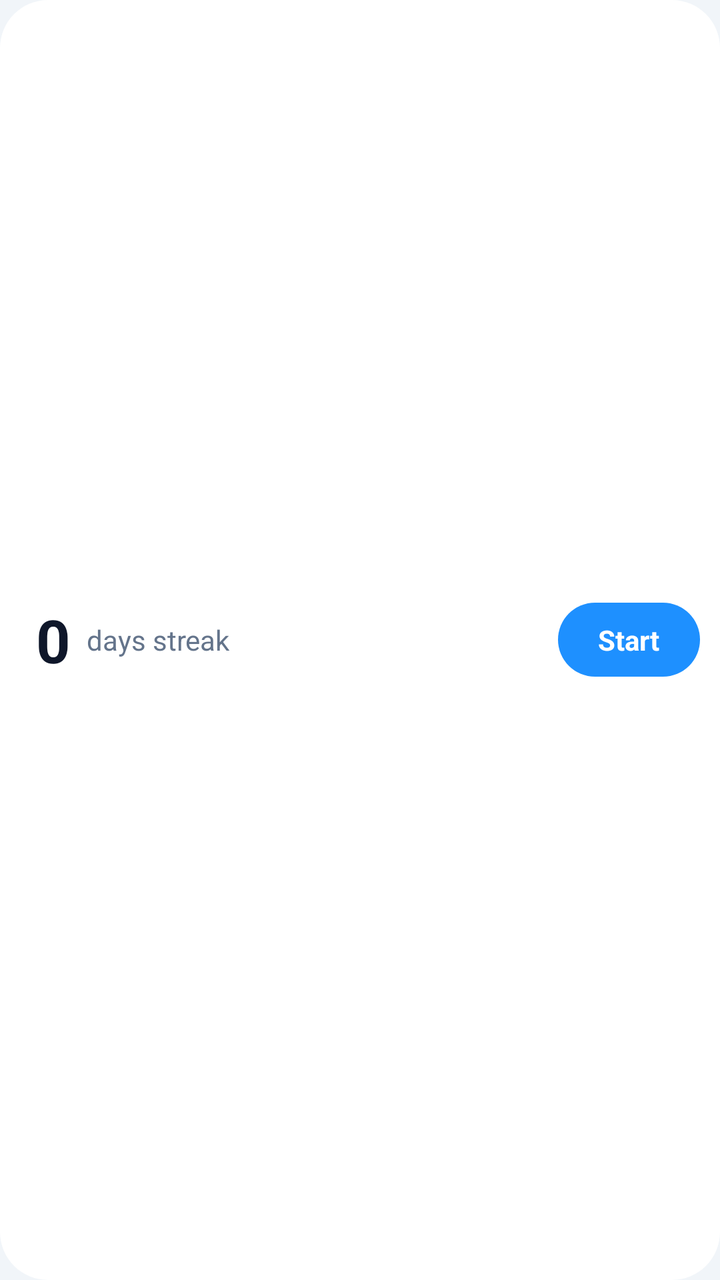
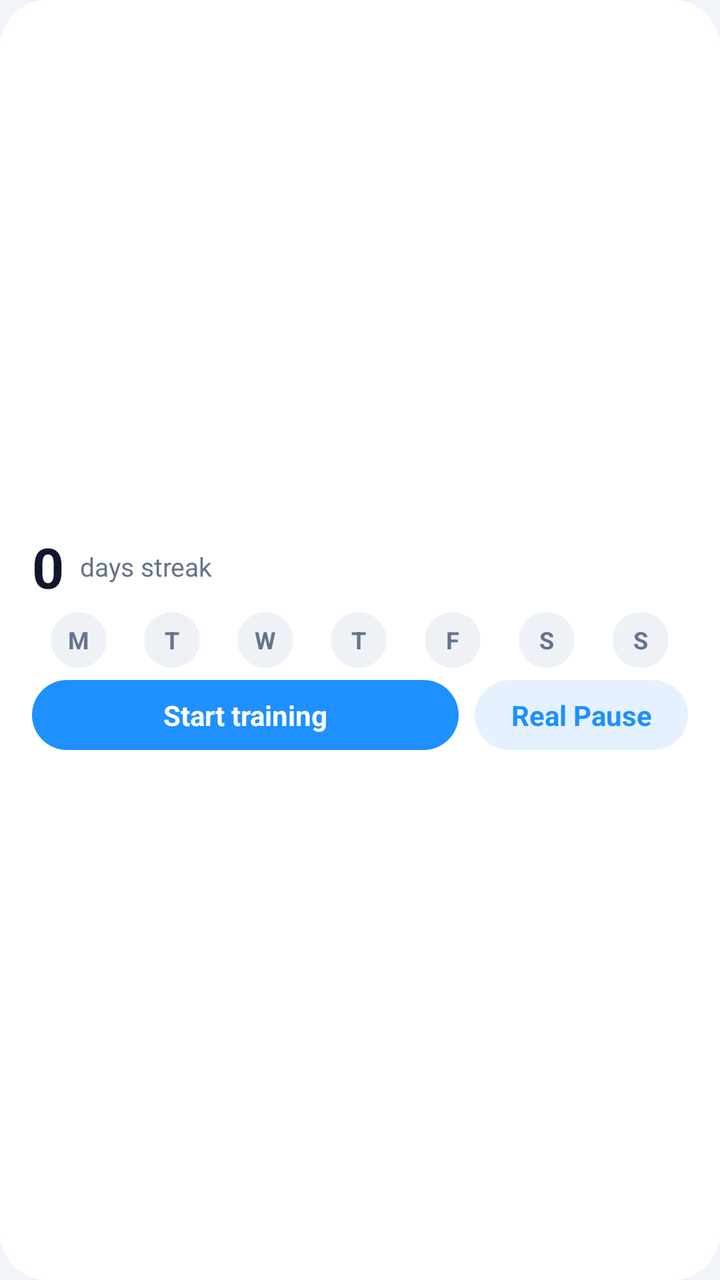

Before-and-after screenshots of an Android layout around one commit, followed by the original layout XML and the change that was made.
<!-- AndroidManifest.xml: application theme AppTheme -->
<!-- res/layout/widget_streak.xml -->
<?xml version="1.0" encoding="utf-8"?>
<LinearLayout xmlns:android="http://schemas.android.com/apk/res/android"
    android:id="@+id/w_root"
    android:layout_width="match_parent"
    android:layout_height="match_parent"
    android:background="@drawable/widget_bg"
    android:gravity="center_vertical"
    android:orientation="horizontal"
    android:paddingStart="18dp"
    android:paddingEnd="10dp"
    android:paddingTop="8dp"
    android:paddingBottom="8dp">

    <TextView
        android:id="@+id/w_streak"
        android:layout_width="wrap_content"
        android:layout_height="wrap_content"
        android:text="0"
        android:textColor="@color/widget_text"
        android:textSize="30sp"
        android:textStyle="bold" />

    <TextView
        android:id="@+id/w_label"
        android:layout_width="wrap_content"
        android:layout_height="wrap_content"
        android:layout_marginStart="8dp"
        android:text="days streak"
        android:textColor="@color/widget_muted"
        android:textSize="14sp" />

    <FrameLayout
        android:layout_width="0dp"
        android:layout_height="1dp"
        android:layout_weight="1" />

    <TextView
        android:id="@+id/w_start"
        android:layout_width="wrap_content"
        android:layout_height="wrap_content"
        android:background="@drawable/widget_btn"
        android:gravity="center"
        android:paddingStart="20dp"
        android:paddingEnd="20dp"
        android:paddingTop="9dp"
        android:paddingBottom="9dp"
        android:maxLines="1"
        android:text="Start"
        android:textColor="#FFFFFF"
        android:textSize="14sp"
        android:textStyle="bold" />
</LinearLayout>
<!-- resources referenced by this layout -->
<resources>
  <color name="widget_muted">#64748B</color>
  <color name="widget_text">#0F172A</color>
  <!-- drawable widget_bg (drawable) -->
  <?xml version="1.0" encoding="utf-8"?>
  <shape xmlns:android="http://schemas.android.com/apk/res/android" android:shape="rectangle">
      <solid android:color="@color/widget_bg" />
      <corners android:radius="24dp" />
  </shape>
  <!-- drawable widget_btn (drawable) -->
  <?xml version="1.0" encoding="utf-8"?>
  <shape xmlns:android="http://schemas.android.com/apk/res/android" android:shape="rectangle">
      <solid android:color="#1E90FF" />
      <corners android:radius="20dp" />
  </shape>
  <style name="AppTheme" parent="Theme.AppCompat.Light.NoActionBar">
          <item name="colorPrimary">#1E90FF</item>
          <item name="colorPrimaryDark">#1E90FF</item>
          <item name="colorAccent">#1E90FF</item>
          <item name="android:windowBackground">@drawable/launch_bg</item>
          <item name="android:statusBarColor">#F1F5F9</item>
          <item name="android:windowLightStatusBar">true</item>
          
          <item name="android:windowAnimationStyle">@null</item>
      </style>
  <color name="widget_bg">#FFFFFF</color>
  <!-- drawable launch_bg (drawable) -->
  <?xml version="1.0" encoding="utf-8"?>
  <layer-list xmlns:android="http://schemas.android.com/apk/res/android">
      <item>
          <shape android:shape="rectangle">
              <solid android:color="#F1F5F9" />
          </shape>
      </item>
      <item
          android:width="112dp"
          android:height="112dp"
          android:gravity="center">
          <bitmap
              android:gravity="fill"
              android:src="@drawable/splash_tile" />
      </item>
  </layer-list>
  <!-- drawable splash_tile: png bitmap (drawable-nodpi, 40122 bytes) -->
</resources>

<!-- the commit's change to res/layout/widget_streak.xml (unified diff, before → after) -->
@@ -5,48 +5,219 @@
     android:layout_height="match_parent"
     android:background="@drawable/widget_bg"
     android:gravity="center_vertical"
-    android:orientation="horizontal"
-    android:paddingStart="18dp"
-    android:paddingEnd="10dp"
+    android:orientation="vertical"
+    android:paddingStart="16dp"
+    android:paddingEnd="16dp"
     android:paddingTop="8dp"
     android:paddingBottom="8dp">
 
-    <TextView
-        android:id="@+id/w_streak"
-        android:layout_width="wrap_content"
+    <LinearLayout
+        android:layout_width="match_parent"
         android:layout_height="wrap_content"
-        android:text="0"
-        android:textColor="@color/widget_text"
-        android:textSize="30sp"
-        android:textStyle="bold" />
-
-    <TextView
-        android:id="@+id/w_label"
-        android:layout_width="wrap_content"
+        android:gravity="center_vertical"
+        android:orientation="horizontal">
+
+        <TextView
+            android:id="@+id/w_streak"
+            android:layout_width="wrap_content"
+            android:layout_height="wrap_content"
+            android:text="0"
+            android:textColor="@color/widget_text"
+            android:textSize="28sp"
+            android:textStyle="bold" />
+
+        <TextView
+            android:id="@+id/w_label"
+            android:layout_width="wrap_content"
+            android:layout_height="wrap_content"
+            android:layout_marginStart="8dp"
+            android:text="days streak"
+            android:textColor="@color/widget_muted"
+            android:textSize="13sp" />
+
+        <FrameLayout
+            android:layout_width="0dp"
+            android:layout_height="1dp"
+            android:layout_weight="1" />
+
+        <TextView
+            android:id="@+id/w_status"
+            android:layout_width="wrap_content"
+            android:layout_height="wrap_content"
+            android:maxLines="1"
+            android:text=""
+            android:textColor="@color/widget_muted"
+            android:textSize="12sp" />
+    </LinearLayout>
+
+    <LinearLayout
+        android:layout_width="match_parent"
         android:layout_height="wrap_content"
-        android:layout_marginStart="8dp"
-        android:text="days streak"
-        android:textColor="@color/widget_muted"
-        android:textSize="14sp" />
-
-    <FrameLayout
-        android:layout_width="0dp"
-        android:layout_height="1dp"
-        android:layout_weight="1" />
-
-    <TextView
-        android:id="@+id/w_start"
-        android:layout_width="wrap_content"
+        android:layout_marginTop="4dp"
+        android:orientation="horizontal">
+
+        <LinearLayout
+            android:layout_width="0dp"
+            android:layout_height="wrap_content"
+            android:layout_weight="1"
+            android:gravity="center">
+
+            <TextView
+                android:id="@+id/w_d0"
+                android:layout_width="28dp"
+                android:layout_height="28dp"
+                android:background="@drawable/widget_day_off"
+                android:gravity="center"
+                android:text="M"
+                android:textColor="@color/widget_muted"
+                android:textSize="12sp"
+                android:textStyle="bold" />
+        </LinearLayout>
+
+        <LinearLayout
+            android:layout_width="0dp"
+            android:layout_height="wrap_content"
+            android:layout_weight="1"
+            android:gravity="center">
+
+            <TextView
+                android:id="@+id/w_d1"
+                android:layout_width="28dp"
+                android:layout_height="28dp"
+                android:background="@drawable/widget_day_off"
+                android:gravity="center"
+                android:text="T"
+                android:textColor="@color/widget_muted"
+                android:textSize="12sp"
+                android:textStyle="bold" />
+        </LinearLayout>
+
+        <LinearLayout
+            android:layout_width="0dp"
+            android:layout_height="wrap_content"
+            android:layout_weight="1"
+            android:gravity="center">
+
+            <TextView
+                android:id="@+id/w_d2"
+                android:layout_width="28dp"
+                android:layout_height="28dp"
+                android:background="@drawable/widget_day_off"
+                android:gravity="center"
+                android:text="W"
+                android:textColor="@color/widget_muted"
+                android:textSize="12sp"
+                android:textStyle="bold" />
+        </LinearLayout>
+
+        <LinearLayout
+            android:layout_width="0dp"
+            android:layout_height="wrap_content"
+            android:layout_weight="1"
+            android:gravity="center">
+
+            <TextView
+                android:id="@+id/w_d3"
+                android:layout_width="28dp"
+                android:layout_height="28dp"
+                android:background="@drawable/widget_day_off"
+                android:gravity="center"
+                android:text="T"
+                android:textColor="@color/widget_muted"
+                android:textSize="12sp"
+                android:textStyle="bold" />
+        </LinearLayout>
+
+        <LinearLayout
+            android:layout_width="0dp"
+            android:layout_height="wrap_content"
+            android:layout_weight="1"
+            android:gravity="center">
+
+            <TextView
+                android:id="@+id/w_d4"
+                android:layout_width="28dp"
+                android:layout_height="28dp"
+                android:background="@drawable/widget_day_off"
+                android:gravity="center"
+                android:text="F"
+                android:textColor="@color/widget_muted"
+                android:textSize="12sp"
+                android:textStyle="bold" />
+        </LinearLayout>
+
+        <LinearLayout
+            android:layout_width="0dp"
+            android:layout_height="wrap_content"
+            android:layout_weight="1"
+            android:gravity="center">
+
+            <TextView
+                android:id="@+id/w_d5"
+                android:layout_width="28dp"
+                android:layout_height="28dp"
+                android:background="@drawable/widget_day_off"
+                android:gravity="center"
+                android:text="S"
+                android:textColor="@color/widget_muted"
+                android:textSize="12sp"
+                android:textStyle="bold" />
+        </LinearLayout>
+
+        <LinearLayout
+            android:layout_width="0dp"
+            android:layout_height="wrap_content"
+            android:layout_weight="1"
+            android:gravity="center">
+
+            <TextView
+                android:id="@+id/w_d6"
+                android:layout_width="28dp"
+                android:layout_height="28dp"
+                android:background="@drawable/widget_day_off"
+                android:gravity="center"
+                android:text="S"
+                android:textColor="@color/widget_muted"
+                android:textSize="12sp"
+                android:textStyle="bold" />
+        </LinearLayout>
+    </LinearLayout>
+
+    <LinearLayout
+        android:layout_width="match_parent"
         android:layout_height="wrap_content"
-        android:background="@drawable/widget_btn"
-        android:gravity="center"
-        android:paddingStart="20dp"
-        android:paddingEnd="20dp"
-        android:paddingTop="9dp"
-        android:paddingBottom="9dp"
-        android:maxLines="1"
-        android:text="Start"
-        android:textColor="#FFFFFF"
-        android:textSize="14sp"
-        android:textStyle="bold" />
+        android:layout_marginTop="6dp"
+        android:orientation="horizontal">
+
+        <TextView
+            android:id="@+id/w_start"
+            android:layout_width="0dp"
+            android:layout_height="wrap_content"
+            android:layout_weight="2"
+            android:background="@drawable/widget_btn"
+            android:gravity="center"
+            android:maxLines="1"
+            android:paddingTop="8dp"
+            android:paddingBottom="8dp"
+            android:text="Start training"
+            android:textColor="#FFFFFF"
+            android:textSize="14sp"
+            android:textStyle="bold" />
+
+        <TextView
+            android:id="@+id/w_real"
+            android:layout_width="0dp"
+            android:layout_height="wrap_content"
+            android:layout_marginStart="8dp"
+            android:layout_weight="1"
+            android:background="@drawable/widget_btn_soft"
+            android:gravity="center"
+            android:maxLines="1"
+            android:paddingTop="8dp"
+            android:paddingBottom="8dp"
+            android:text="Real Pause"
+            android:textColor="#1E90FF"
+            android:textSize="14sp"
+            android:textStyle="bold" />
+    </LinearLayout>
 </LinearLayout>
<!-- resource entries referenced after the edit -->
@@ -14,6 +14,17 @@
       <solid android:color="#1E90FF" />
       <corners android:radius="20dp" />
   </shape>
+  <!-- drawable widget_btn_soft (drawable) -->
+  <?xml version="1.0" encoding="utf-8"?>
+  <shape xmlns:android="http://schemas.android.com/apk/res/android" android:shape="rectangle">
+      <solid android:color="@color/widget_soft" />
+      <corners android:radius="20dp" />
+  </shape>
+  <!-- drawable widget_day_off (drawable) -->
+  <?xml version="1.0" encoding="utf-8"?>
+  <shape xmlns:android="http://schemas.android.com/apk/res/android" android:shape="oval">
+      <solid android:color="@color/widget_dot_off" />
+  </shape>
   <style name="AppTheme" parent="Theme.AppCompat.Light.NoActionBar">
           <item name="colorPrimary">#1E90FF</item>
           <item name="colorPrimaryDark">#1E90FF</item>
@@ -25,6 +36,8 @@
           <item name="android:windowAnimationStyle">@null</item>
       </style>
   <color name="widget_bg">#FFFFFF</color>
+  <color name="widget_soft">#E6F1FF</color>
+  <color name="widget_dot_off">#EEF2F7</color>
   <!-- drawable launch_bg (drawable) -->
   <?xml version="1.0" encoding="utf-8"?>
   <layer-list xmlns:android="http://schemas.android.com/apk/res/android">
